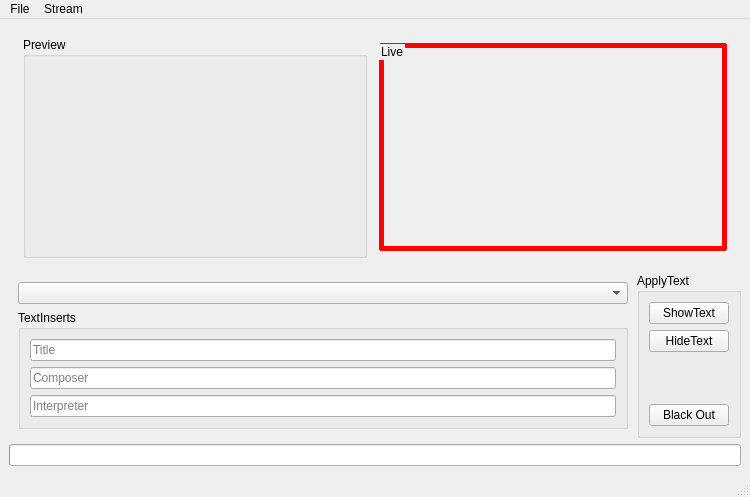
Before: the Qt Designer form gui/UIs/striem.ui in iem-projects/striem, drawn with Qt 5.
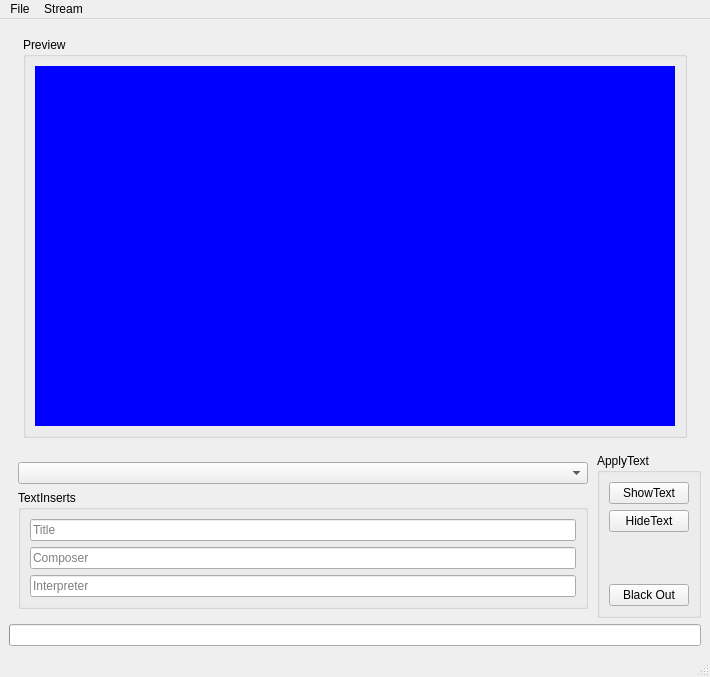
After: the same form once the commit is applied.

Commit message: only have a single bigger (preview)Window

Diff of the .ui file:
```diff
--- a/gui/UIs/striem.ui
+++ b/gui/UIs/striem.ui
@@ -6,8 +6,8 @@
    <rect>
     <x>0</x>
     <y>0</y>
-    <width>750</width>
-    <height>490</height>
+    <width>710</width>
+    <height>670</height>
    </rect>
   </property>
   <property name="windowTitle">
@@ -43,60 +43,80 @@
           <string>Preview</string>
          </property>
          <layout class="QGridLayout" name="gridLayout">
-          <item row="0" column="0">
+          <item row="0" column="0" alignment="Qt::AlignHCenter|Qt::AlignVCenter">
            <widget class="QWidget" name="previewWidget" native="true">
             <property name="minimumSize">
              <size>
-              <width>320</width>
-              <height>180</height>
+              <width>640</width>
+              <height>360</height>
              </size>
             </property>
-           </widget>
-          </item>
-         </layout>
-        </widget>
-       </item>
-       <item>
-        <spacer name="horizontalSpacer">
-         <property name="orientation">
-          <enum>Qt::Horizontal</enum>
-         </property>
-         <property name="sizeHint" stdset="0">
-          <size>
-           <width>40</width>
-           <height>20</height>
-          </size>
-         </property>
-        </spacer>
-       </item>
-       <item>
-        <widget class="QGroupBox" name="liveFrame">
-         <property name="sizePolicy">
-          <sizepolicy hsizetype="Fixed" vsizetype="Fixed">
-           <horstretch>0</horstretch>
-           <verstretch>0</verstretch>
-          </sizepolicy>
-         </property>
-         <property name="styleSheet">
-          <string notr="true">QGroupBox {  border: 5px solid red;  border-radius: 3px; }</string>
-         </property>
-         <property name="title">
-          <string>Live</string>
-         </property>
-         <layout class="QGridLayout" name="gridLayout_2">
-          <item row="0" column="0">
-           <widget class="QWidget" name="liveWidget" native="true">
-            <property name="sizePolicy">
-             <sizepolicy hsizetype="Minimum" vsizetype="Minimum">
-              <horstretch>0</horstretch>
-              <verstretch>0</verstretch>
-             </sizepolicy>
+            <property name="palette">
+             <palette>
+              <active>
+               <colorrole role="Base">
+                <brush brushstyle="SolidPattern">
+                 <color alpha="255">
+                  <red>255</red>
+                  <green>255</green>
+                  <blue>255</blue>
+                 </color>
+                </brush>
+               </colorrole>
+               <colorrole role="Window">
+                <brush brushstyle="SolidPattern">
+                 <color alpha="255">
+                  <red>0</red>
+                  <green>0</green>
+                  <blue>255</blue>
+                 </color>
+                </brush>
+               </colorrole>
+              </active>
+              <inactive>
+               <colorrole role="Base">
+                <brush brushstyle="SolidPattern">
+                 <color alpha="255">
+                  <red>255</red>
+                  <green>255</green>
+                  <blue>255</blue>
+                 </color>
+                </brush>
+               </colorrole>
+               <colorrole role="Window">
+                <brush brushstyle="SolidPattern">
+                 <color alpha="255">
+                  <red>0</red>
+                  <green>0</green>
+                  <blue>255</blue>
+                 </color>
+                </brush>
+               </colorrole>
+              </inactive>
+              <disabled>
+               <colorrole role="Base">
+                <brush brushstyle="SolidPattern">
+                 <color alpha="255">
+                  <red>0</red>
+                  <green>0</green>
+                  <blue>255</blue>
+                 </color>
+                </brush>
+               </colorrole>
+               <colorrole role="Window">
+                <brush brushstyle="SolidPattern">
+                 <color alpha="255">
+                  <red>0</red>
+                  <green>0</green>
+                  <blue>255</blue>
+                 </color>
+                </brush>
+               </colorrole>
+              </disabled>
+             </palette>
             </property>
-            <property name="minimumSize">
-             <size>
-              <width>320</width>
-              <height>180</height>
-             </size>
+            <property name="autoFillBackground">
+             <bool>true</bool>
             </property>
            </widget>
           </item>
@@ -303,7 +323,7 @@
     <rect>
      <x>0</x>
      <y>0</y>
-     <width>750</width>
+     <width>710</width>
      <height>19</height>
     </rect>
    </property>
```
Left out of the diff: 3 changed lines with no effect on the pictures.
